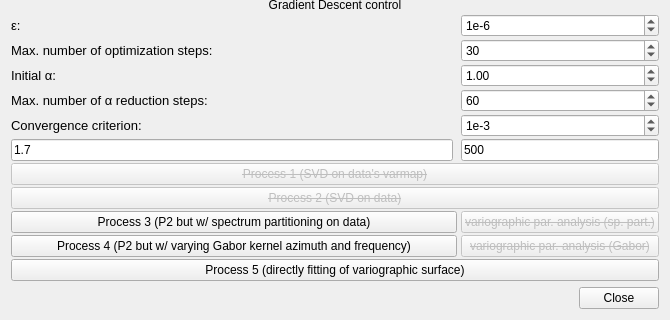
Before: the Qt Designer form imagejockey/vardecomp/variographicdecompositiondialog.ui in PauloCarvalhoRJ/gammaray, drawn with Qt 5; both pictures show x 0 to 670 and y 425 to 745 of the 670 by 745 pixel window.
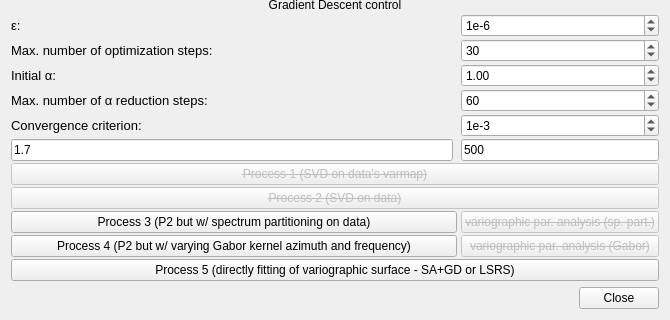
After: the same form once the commit is applied.

Commit message: Variographic Decomposition: trying the global optimization method proposed by Grosan and Abraham (2009): A Novel Global Optimization Technique for High Dimensional Functions. WIP.

What changed in the file:
```diff
--- a/imagejockey/vardecomp/variographicdecompositiondialog.ui
+++ b/imagejockey/vardecomp/variographicdecompositiondialog.ui
@@ -916,7 +916,7 @@
      <item row="32" column="0" colspan="3">
       <widget class="QPushButton" name="pushButton">
        <property name="text">
-        <string>Process 5 (directly fitting of variographic surface)</string>
+        <string>Process 5 (directly fitting of variographic surface - SA+GD or LSRS)</string>
        </property>
       </widget>
      </item>
```
The commit also changes 2 other files.
